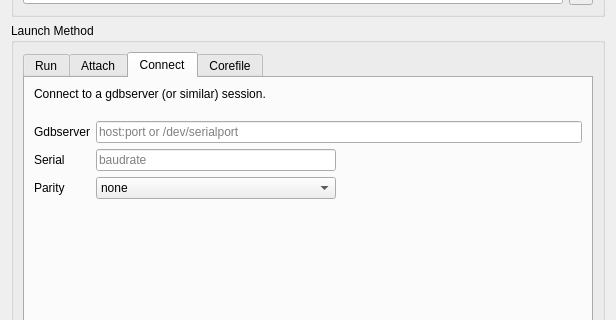
Above: src/SeerDebugDialog.ui from epasveer/seer before the change; both pictures show x 0 to 616 and y 198 to 518 of the 616 by 902 pixel window. Below: the same form after it.
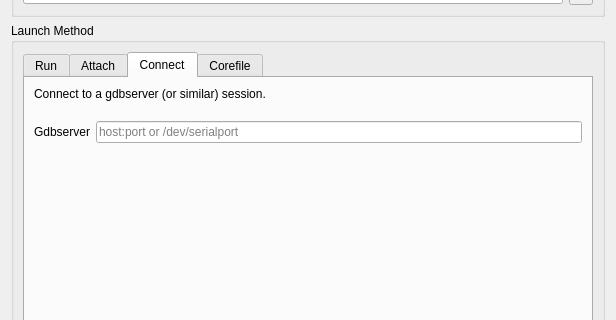
That is the form after the change. The open tabs and pages were chosen to show the change. Icons and pictures are not drawn.

Commit message: Remove serial baud and parity for "connect" mode.

The edit to the form file:
```diff
--- a/src/SeerDebugDialog.ui
+++ b/src/SeerDebugDialog.ui
@@ -191,7 +191,7 @@
       <item>
        <widget class="QTabWidget" name="runModeTabWidget">
         <property name="currentIndex">
-         <number>1</number>
+         <number>2</number>
         </property>
         <widget class="QWidget" name="runTab">
          <attribute name="title">
@@ -499,13 +499,6 @@
             </item>
             <item>
              <layout class="QGridLayout" name="gridLayout">
-              <item row="0" column="0">
-               <widget class="QLabel" name="connectProgramHostPortLabel">
-                <property name="text">
-                 <string>Gdbserver</string>
-                </property>
-               </widget>
-              </item>
               <item row="0" column="1" colspan="2">
                <widget class="QLineEdit" name="connectProgramHostPortLineEdit">
                 <property name="sizePolicy">
@@ -528,96 +521,13 @@
                 </property>
                </widget>
               </item>
-              <item row="1" column="0">
-               <widget class="QLabel" name="connectProgramSerialLabel">
+              <item row="0" column="0">
+               <widget class="QLabel" name="connectProgramHostPortLabel">
                 <property name="text">
-                 <string>Serial</string>
+                 <string>Gdbserver</string>
                 </property>
                </widget>
               </item>
-              <item row="1" column="1">
-               <widget class="QLineEdit" name="connectProgramBaudLineEdit">
-                <property name="sizePolicy">
-                 <sizepolicy hsizetype="Expanding" vsizetype="Fixed">
-                  <horstretch>100</horstretch>
-                  <verstretch>0</verstretch>
-                 </sizepolicy>
-                </property>
-                <property name="toolTip">
-                 <string>Serial port baud rate.</string>
-                </property>
-                <property name="inputMask">
-                 <string>999999</string>
-                </property>
-                <property name="placeholderText">
-                 <string>baudrate</string>
-                </property>
-                <property name="clearButtonEnabled">
-                 <bool>true</bool>
-                </property>
-               </widget>
-              </item>
-              <item row="1" column="2">
-               <spacer name="horizontalSpacer_1">
-                <property name="orientation">
-                 <enum>Qt::Horizontal</enum>
-                </property>
-                <property name="sizeType">
-                 <enum>QSizePolicy::Preferred</enum>
-                </property>
-                <property name="sizeHint" stdset="0">
-                 <size>
-                  <width>338</width>
-                  <height>21</height>
-                 </size>
-                </property>
-               </spacer>
-              </item>
-              <item row="2" column="0">
-               <widget class="QLabel" name="connectProgramParityLabel">
-                <property name="text">
-                 <string>Parity</string>
-                </property>
-               </widget>
-              </item>
-              <item row="2" column="1">
-               <widget class="QComboBox" name="connectProgramParityComboBox">
-                <property name="toolTip">
-                 <string>Serial port parity setting.</string>
-                </property>
-                <item>
-                 <property name="text">
-                  <string>none</string>
-                 </property>
-                </item>
-                <item>
-                 <property name="text">
-                  <string>odd</string>
-                 </property>
-                </item>
-                <item>
-                 <property name="text">
-                  <string>even</string>
-                 </property>
-                </item>
-               </widget>
-              </item>
-              <item row="2" column="2">
-               <spacer name="horizontalSpacer_2">
-                <property name="orientation">
-                 <enum>Qt::Horizontal</enum>
-                </property>
-                <property name="sizeType">
-                 <enum>QSizePolicy::Preferred</enum>
-                </property>
-                <property name="sizeHint" stdset="0">
-                 <size>
-                  <width>338</width>
-                  <height>21</height>
-                 </size>
-                </property>
-               </spacer>
-              </item>
              </layout>
             </item>
             <item>
```
The commit also changes 6 other files.
